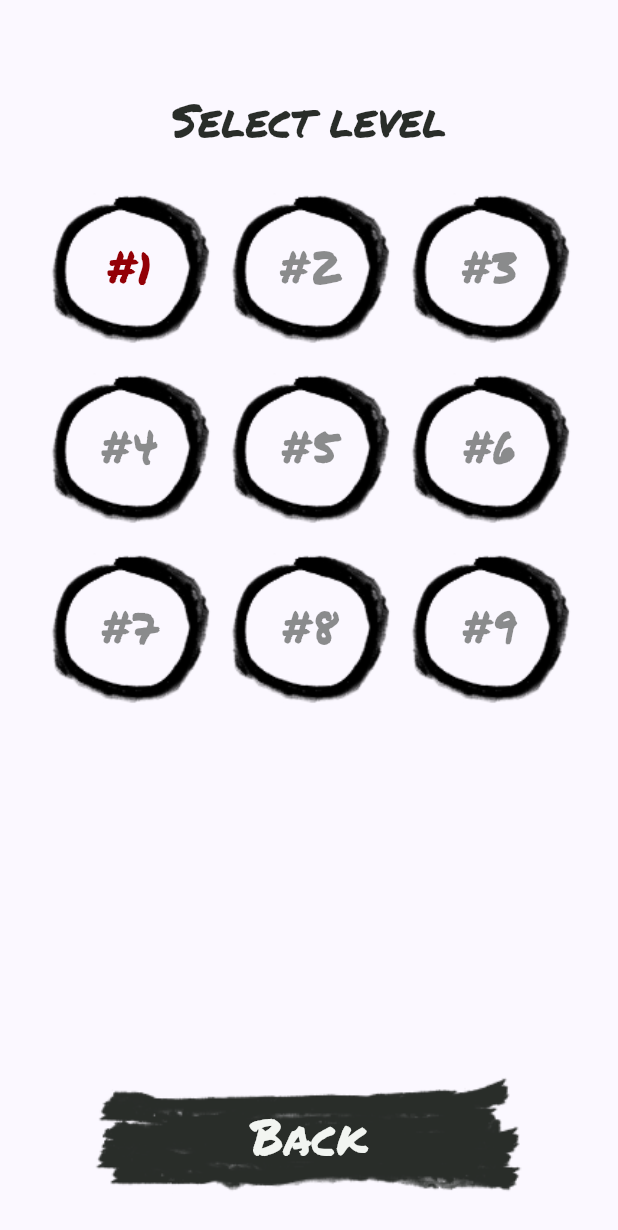
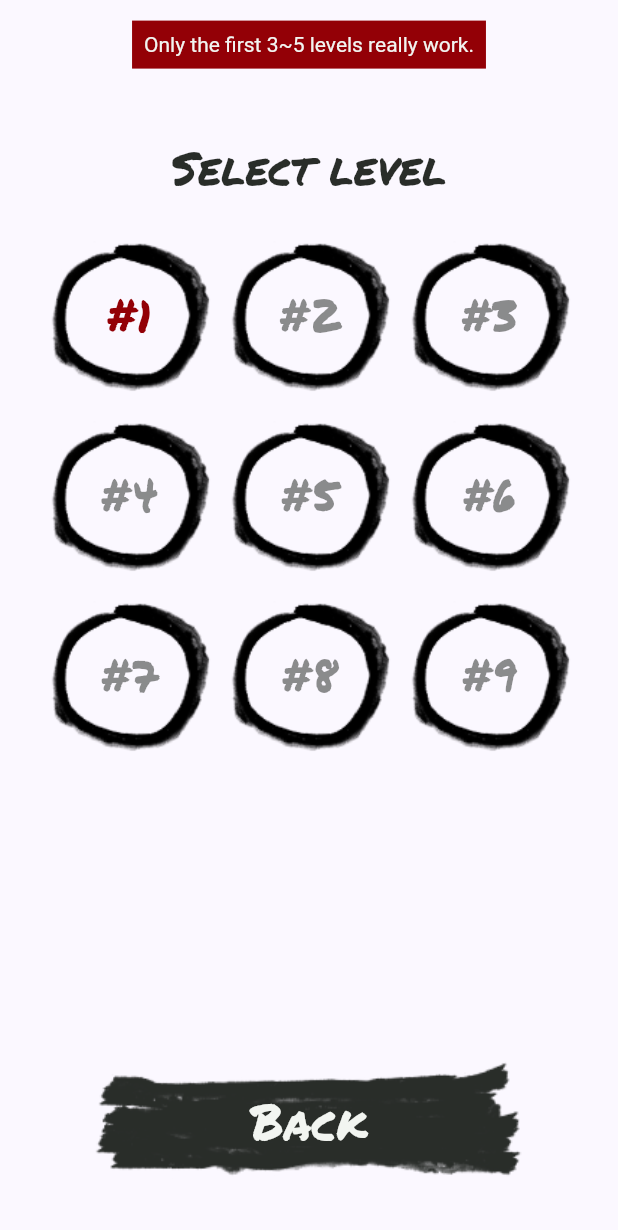
Before and after one commit to filiph/tictactoe, a Flutter app: the screen it shows after launch, after a tap on "Play", on a phone screen of 412 x 824 dp. Shown: the top 1230 px of the screen. Run offline on Flutter 3.47's test engine with Material 2 defaults, Android fonts, the phone set to English and light mode, and no system bars; our stand-ins replace go_router; statements that could not run were skipped.

Commit message:
Tweak responsive design

```diff
--- a/lib/src/level_selection/level_selection_screen.dart
+++ b/lib/src/level_selection/level_selection_screen.dart
@@ -6,6 +6,7 @@ import 'package:tictactoe/src/level_selection/levels.dart';
 import 'package:tictactoe/src/style/colors.dart';
 import 'package:tictactoe/src/style/responsive_screen.dart';
 import 'package:tictactoe/src/style/rough/button.dart';
+import 'package:tictactoe/src/style/warning_banner.dart';
 
 class LevelSelectionScreen extends StatelessWidget {
   const LevelSelectionScreen({Key? key}) : super(key: key);
@@ -17,6 +18,9 @@ class LevelSelectionScreen extends StatelessWidget {
 
     return Scaffold(
       body: ResponsiveScreen(
+        topMessageArea: Center(
+          child: WarningBanner('Only the first 3~5 levels really work.'),
+        ),
         squarishMainArea: SingleChildScrollView(
           child: Wrap(
             alignment: WrapAlignment.center,
--- a/lib/src/main_menu/main_menu_screen.dart
+++ b/lib/src/main_menu/main_menu_screen.dart
@@ -2,9 +2,12 @@ import 'package:flutter/cupertino.dart';
 import 'package:flutter/foundation.dart';
 import 'package:flutter/material.dart';
 import 'package:go_router/go_router.dart';
+import 'package:provider/provider.dart';
 import 'package:tictactoe/flavors.dart';
+import 'package:tictactoe/src/style/colors.dart';
 import 'package:tictactoe/src/style/responsive_screen.dart';
 import 'package:tictactoe/src/style/rough/button.dart';
+import 'package:tictactoe/src/style/warning_banner.dart';
 
 class MainMenuScreen extends StatelessWidget {
   const MainMenuScreen({Key? key}) : super(key: key);
@@ -12,14 +15,21 @@ class MainMenuScreen extends StatelessWidget {
   @override
   Widget build(BuildContext context) {
     const gap = SizedBox(height: 20);
+    final palette = context.watch<Palette>();
 
     return Scaffold(
+      backgroundColor: palette.background,
       body: ResponsiveScreen(
+        mainAreaProminence: 0.45,
+        topMessageArea: Center(
+          child: WarningBanner(
+              'What to test at this point? Just general flow, crashes.'),
+        ),
         squarishMainArea: Center(
           child: Transform.rotate(
             angle: -0.1,
             child: const Text(
-              'Flutter Game Sample!',
+              'Tic Tac Toe Puzzle Game!',
               textAlign: TextAlign.center,
               style: TextStyle(
                 fontFamily: 'Permanent Marker',
@@ -36,19 +46,25 @@ class MainMenuScreen extends StatelessWidget {
               Text('‘Lite’ version (for the web)'),
             ],
             gap,
-            RoughButton(
+            Expanded(
+              child: RoughButton(
                 onTap: () {
                   GoRouter.of(context).go('/play');
                 },
                 child: const Text('Play'),
               ),
-            RoughButton(
+            ),
+            Expanded(
+              child: RoughButton(
                 onTap: () => GoRouter.of(context).go('/achievements'),
                 child: const Text('Achievements'),
               ),
-            RoughButton(
+            ),
+            Expanded(
+              child: RoughButton(
                 onTap: () => GoRouter.of(context).go('/settings'),
                 child: const Text('Settings'),
+              ),
             ),
             Padding(
               padding: const EdgeInsets.only(top: 32),
--- a/lib/src/play_session/play_session_screen.dart
+++ b/lib/src/play_session/play_session_screen.dart
@@ -83,7 +83,8 @@ class _PlaySessionScreenState extends State<PlaySessionScreen> {
                 rectangularMenuArea: Column(
                   mainAxisSize: MainAxisSize.min,
                   children: [
-                    Builder(builder: (context) {
+                    Expanded(
+                      child: Builder(builder: (context) {
                         return RoughButton(
                           onTap: () {
                             context.read<BoardState>().clearBoard();
@@ -92,11 +93,14 @@ class _PlaySessionScreenState extends State<PlaySessionScreen> {
                           child: const Text('Restart'),
                         );
                       }),
-                    RoughButton(
+                    ),
+                    Expanded(
+                      child: RoughButton(
                         onTap: () {
                           GoRouter.of(context).pop();
                         },
                         child: const Text('Back'),
+                      ),
                     ),
                   ],
                 ),
--- a/lib/src/style/responsive_screen.dart
+++ b/lib/src/style/responsive_screen.dart
@@ -12,10 +12,15 @@ class ResponsiveScreen extends StatelessWidget {
   /// An area reserved for some static text close to the top of the screen.
   final Widget topMessageArea;
 
+  /// How much bigger should the [squarishMainArea] be compared to the other
+  /// elements.
+  final double mainAreaProminence;
+
   const ResponsiveScreen({
     required this.squarishMainArea,
     required this.rectangularMenuArea,
     this.topMessageArea = const SizedBox.shrink(),
+    this.mainAreaProminence = 0.8,
     Key? key,
   }) : super(key: key);
 
@@ -40,6 +45,7 @@ class ResponsiveScreen extends StatelessWidget {
                 ),
               ),
               Expanded(
+                flex: (mainAreaProminence * 100).round(),
                 child: SafeArea(
                   top: false,
                   bottom: false,
@@ -47,11 +53,14 @@ class ResponsiveScreen extends StatelessWidget {
                   child: squarishMainArea,
                 ),
               ),
-              SafeArea(
-                top: false,
-                child: Padding(
-                  padding: padding,
-                  child: rectangularMenuArea,
+              Expanded(
+                flex: 100 - (mainAreaProminence * 100).round(),
+                child: SafeArea(
+                  top: false,
+                  child: Padding(
+                    padding: padding,
+                    child: rectangularMenuArea,
+                  ),
                 ),
               ),
             ],
--- /dev/null
+++ b/lib/src/style/warning_banner.dart
@@ -0,0 +1,26 @@
+import 'package:flutter/material.dart';
+import 'package:provider/provider.dart';
+import 'package:tictactoe/src/style/colors.dart';
+
+class WarningBanner extends StatelessWidget {
+  final String message;
+
+  const WarningBanner(this.message, {Key? key}) : super(key: key);
+
+  @override
+  Widget build(BuildContext context) {
+    final palette = context.watch<Palette>();
+
+    return Container(
+      color: palette.redPen,
+      child: Padding(
+        padding: const EdgeInsets.all(8.0),
+        child: Text(
+          message,
+          style: TextStyle(color: palette.background),
+          textAlign: TextAlign.center,
+        ),
+      ),
+    );
+  }
+}
```
Lines whose indentation alone changed are shown as unchanged.
